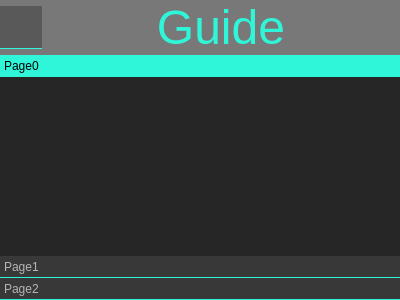
Qt form src/ui/help_slide_widget.ui (k88936/UnRustedWarfare) before a commit.
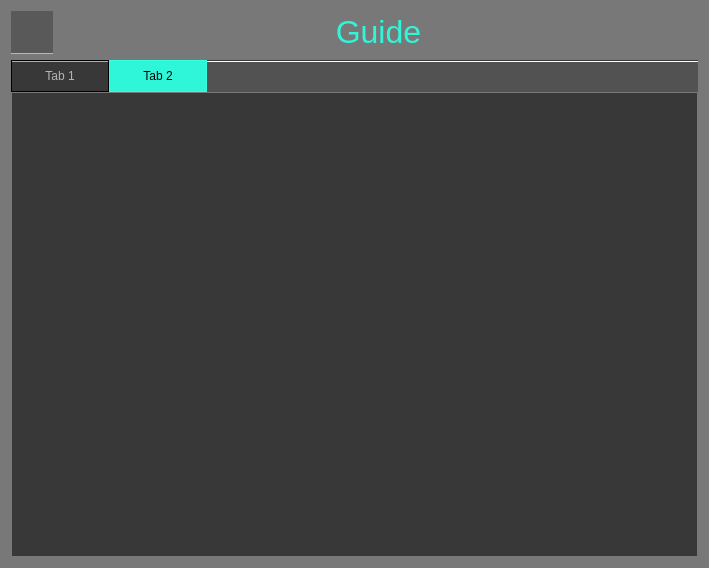
The same form after that commit. The open tabs and pages were chosen to show the change. Icons and pictures are not drawn.

The edit to the form file:
```diff
--- a/src/ui/help_slide_widget.ui
+++ b/src/ui/help_slide_widget.ui
@@ -6,8 +6,8 @@
    <rect>
     <x>0</x>
     <y>0</y>
-    <width>400</width>
-    <height>300</height>
+    <width>709</width>
+    <height>568</height>
    </rect>
   </property>
   <property name="windowTitle">
@@ -382,21 +382,6 @@
 </string>
   </property>
   <layout class="QVBoxLayout" name="verticalLayout">
-   <property name="spacing">
-    <number>0</number>
-   </property>
-   <property name="leftMargin">
-    <number>0</number>
-   </property>
-   <property name="topMargin">
-    <number>0</number>
-   </property>
-   <property name="rightMargin">
-    <number>0</number>
-   </property>
-   <property name="bottomMargin">
-    <number>0</number>
-   </property>
    <item>
     <layout class="QHBoxLayout" name="horizontalLayout">
      <item>
@@ -413,7 +398,7 @@
      <item>
       <widget class="QLabel" name="label">
        <property name="text">
-        <string>&lt;html&gt;&lt;head/&gt;&lt;body&gt;&lt;p&gt;&lt;span style=&quot; font-size:36pt; color:#30f6d9;&quot;&gt;Guide&lt;/span&gt;&lt;/p&gt;&lt;/body&gt;&lt;/html&gt;</string>
+        <string>&lt;html&gt;&lt;head/&gt;&lt;body&gt;&lt;p&gt;&lt;span style=&quot; font-size:24pt; color:#30f6d9;&quot;&gt;Guide&lt;/span&gt;&lt;/p&gt;&lt;/body&gt;&lt;/html&gt;</string>
        </property>
        <property name="alignment">
         <set>Qt::AlignmentFlag::AlignCenter</set>
@@ -423,76 +408,34 @@
     </layout>
    </item>
    <item>
-    <widget class="QToolBox" name="toolBox">
+    <widget class="QTabWidget" name="tabWidget">
+     <property name="tabPosition">
+      <enum>QTabWidget::TabPosition::North</enum>
+     </property>
      <property name="currentIndex">
       <number>1</number>
      </property>
-     <property name="tabSpacing">
-      <number>0</number>
+     <property name="elideMode">
+      <enum>Qt::TextElideMode::ElideNone</enum>
      </property>
-     <widget class="QWidget" name="page">
-      <property name="geometry">
-       <rect>
-        <x>0</x>
-        <y>0</y>
-        <width>400</width>
-        <height>148</height>
-       </rect>
-      </property>
-      <attribute name="label">
-       <string>Page0</string>
+     <property name="usesScrollButtons">
+      <bool>false</bool>
+     </property>
+     <property name="documentMode">
+      <bool>true</bool>
+     </property>
+     <property name="tabBarAutoHide">
+      <bool>false</bool>
+     </property>
+     <widget class="QWidget" name="tab">
+      <attribute name="title">
+       <string>Tab 1</string>
       </attribute>
-      <layout class="QHBoxLayout" name="horizontalLayout_2">
-       <item>
-        <widget class="QLabel" name="page_0_label">
-         <property name="sizePolicy">
-          <sizepolicy hsizetype="Expanding" vsizetype="Expanding">
-           <horstretch>0</horstretch>
-           <verstretch>0</verstretch>
-          </sizepolicy>
-         </property>
-         <property name="text">
-          <string/>
-         </property>
-        </widget>
-       </item>
-      </layout>
      </widget>
-     <widget class="QWidget" name="page_2">
-      <property name="geometry">
-       <rect>
-        <x>0</x>
-        <y>0</y>
-        <width>400</width>
-        <height>157</height>
-       </rect>
-      </property>
-      <attribute name="label">
-       <string>Page1</string>
+     <widget class="QWidget" name="tab_2">
+      <attribute name="title">
+       <string>Tab 2</string>
       </attribute>
-      <layout class="QHBoxLayout" name="horizontalLayout_3">
-       <item>
-        <widget class="QLabel" name="page1_label">
-         <property name="text">
-          <string/>
-         </property>
-        </widget>
-       </item>
-      </layout>
-     </widget>
-     <widget class="QWidget" name="page_3">
-      <attribute name="label">
-       <string>Page2</string>
-      </attribute>
-      <layout class="QHBoxLayout" name="horizontalLayout_4">
-       <item>
-        <widget class="QLabel" name="page2_label">
-         <property name="text">
-          <string/>
-         </property>
-        </widget>
-       </item>
-      </layout>
      </widget>
     </widget>
    </item>
```
Left out of the diff: 3 changed lines with no effect on the pictures.
